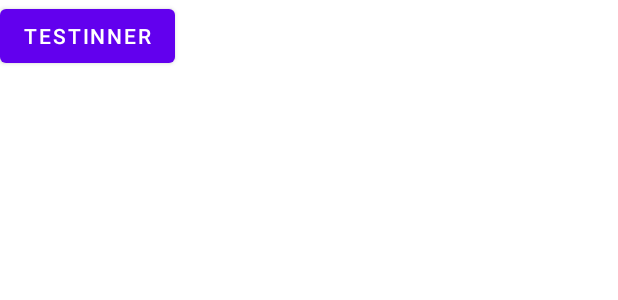
After one commit to FlyJingFish/AndroidAOP, an Android app: the layout activity_second.xml on its own in the app's theme, with its tools: preview values and no code run, on a phone screen of 412 x 824 dp. The commit adds this screen. Shown: the top 300 px of the screen. Run offline under Robolectric (Android 15) with nearby library versions, the phone set to English and light mode, and no system bars.

Commit message:
1、测试匹配接口和匿名内部类

```diff
--- a/app/build.gradle
+++ b/app/build.gradle
@@ -10,8 +10,8 @@ androidAopConfig {
     // 测试
 //    exclude 'com.flyjingfish.test_lib'
     // 移除kotlin相关，编译错误和提升速度
-    exclude 'kotlin.jvm', 'kotlin.internal'
-    exclude 'kotlinx.coroutines.internal', 'kotlinx.coroutines.android'
+//    exclude 'kotlin.jvm', 'kotlin.internal'
+//    exclude 'kotlinx.coroutines.internal', 'kotlinx.coroutines.android'
 }
 android {
     namespace 'com.flyjingfish.androidaop'
--- a/app/src/main/java/com/flyjingfish/androidaop/SecondActivity.java
+++ b/app/src/main/java/com/flyjingfish/androidaop/SecondActivity.java
@@ -5,13 +5,16 @@ import android.util.Log;
 
 import androidx.annotation.Nullable;
 
+import com.flyjingfish.androidaop.databinding.ActivitySecondBinding;
 import com.flyjingfish.test_lib.annotation.MyAnno;
 
 public class SecondActivity extends BaseActivity2 {
     @Override
     protected void onCreate(@Nullable Bundle savedInstanceState) {
         super.onCreate(savedInstanceState);
-
+        ActivitySecondBinding binding = ActivitySecondBinding.inflate(getLayoutInflater());
+        setContentView(binding.getRoot());
+        binding.btnInner.setOnClickListener(v -> onSingleClick());
     }
 
     @MyAnno
--- /dev/null
+++ b/app/src/main/res/layout/activity_second.xml
@@ -0,0 +1,11 @@
+<?xml version="1.0" encoding="utf-8"?>
+<LinearLayout xmlns:android="http://schemas.android.com/apk/res/android"
+    android:layout_width="match_parent"
+    android:layout_height="match_parent"
+    android:orientation="vertical">
+    <Button
+        android:id="@+id/btn_inner"
+        android:layout_width="wrap_content"
+        android:layout_height="wrap_content"
+        android:text="TestInner"/>
+</LinearLayout>
```
Also changed, not shown: android-aop-plugin/src/main/kotlin/com/flyjingfish/android_aop_plugin/scanner_visitor/AnnotationMethodScanner.java (+16 -2 lines), app/src/main/java/com/flyjingfish/androidaop/MainActivity.kt (+11 -3 lines), test-lib/src/main/java/com/flyjingfish/test_lib/TestMatch.java (+7 -1 lines), test-lib/src/main/java/com/flyjingfish/test_lib/mycut/MatchOnClick.kt (added, +17 -0 lines).
